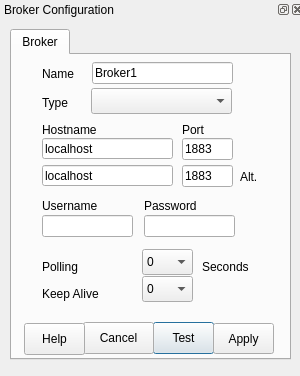
Above: ui_tlbrokerconfig.ui from nzfarmer1/telemetrylayer before the change. Below: the same form after it.
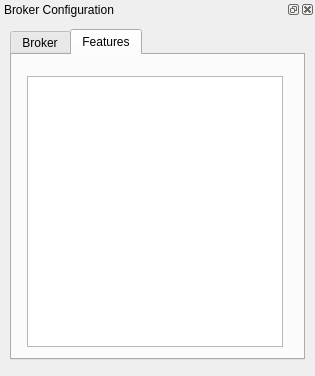
That is the form after the change.

Commit message: - Added save dialog for brokers.json - Feature Dialog auto resize working - Fixed feature delete - Added Feature tab to Broker tabs - Bug fixes to mqttclient

Diff of the .ui file:
```diff
--- a/ui_tlbrokerconfig.ui
+++ b/ui_tlbrokerconfig.ui
@@ -6,7 +6,7 @@
    <rect>
     <x>0</x>
     <y>0</y>
-    <width>300</width>
+    <width>315</width>
     <height>376</height>
    </rect>
   </property>
@@ -18,7 +18,7 @@
   </property>
   <property name="maximumSize">
    <size>
-    <width>300</width>
+    <width>315</width>
     <height>16777215</height>
    </size>
   </property>
@@ -33,13 +33,13 @@
     <rect>
      <x>0</x>
      <y>0</y>
-     <width>305</width>
+     <width>315</width>
      <height>411</height>
     </rect>
    </property>
    <property name="minimumSize">
     <size>
-     <width>305</width>
+     <width>315</width>
      <height>401</height>
     </size>
    </property>
@@ -49,7 +49,7 @@
    <widget class="QWidget" name="dockWidgetContents">
     <property name="minimumSize">
      <size>
-      <width>305</width>
+      <width>315</width>
       <height>375</height>
      </size>
     </property>
@@ -64,12 +64,12 @@
       <rect>
        <x>10</x>
        <y>10</y>
-       <width>281</width>
+       <width>295</width>
        <height>331</height>
       </rect>
      </property>
      <property name="currentIndex">
-      <number>0</number>
+      <number>1</number>
      </property>
      <widget class="QWidget" name="tabConnect">
       <property name="enabled">
@@ -140,7 +140,7 @@
       <widget class="QPushButton" name="connectTest">
        <property name="geometry">
         <rect>
-         <x>141</x>
+         <x>136</x>
          <y>267</y>
          <width>61</width>
          <height>32</height>
@@ -191,9 +191,9 @@
       <widget class="QPushButton" name="connectApply">
        <property name="geometry">
         <rect>
-         <x>201</x>
+         <x>196</x>
          <y>268</y>
-         <width>61</width>
+         <width>71</width>
          <height>31</height>
         </rect>
        </property>
@@ -287,7 +287,7 @@
       <widget class="QPushButton" name="connectCancel">
        <property name="geometry">
         <rect>
-         <x>71</x>
+         <x>68</x>
          <y>267</y>
          <width>71</width>
          <height>32</height>
@@ -319,7 +319,7 @@
       <widget class="QPushButton" name="connectHelp">
        <property name="geometry">
         <rect>
-         <x>12</x>
+         <x>10</x>
          <y>268</y>
          <width>61</width>
          <height>32</height>
@@ -534,6 +534,21 @@
        </property>
       </widget>
      </widget>
+     <widget class="QWidget" name="tabFeatures">
+      <attribute name="title">
+       <string>Features</string>
+      </attribute>
+      <widget class="QTableWidget" name="tableFeatureList">
+       <property name="geometry">
+        <rect>
+         <x>15</x>
+         <y>21</y>
+         <width>256</width>
+         <height>271</height>
+        </rect>
+       </property>
+      </widget>
+     </widget>
     </widget>
    </widget>
   </widget>
```
Left out of the diff: 2 changed lines with no effect on the pictures. The commit also changes 24 other files.
